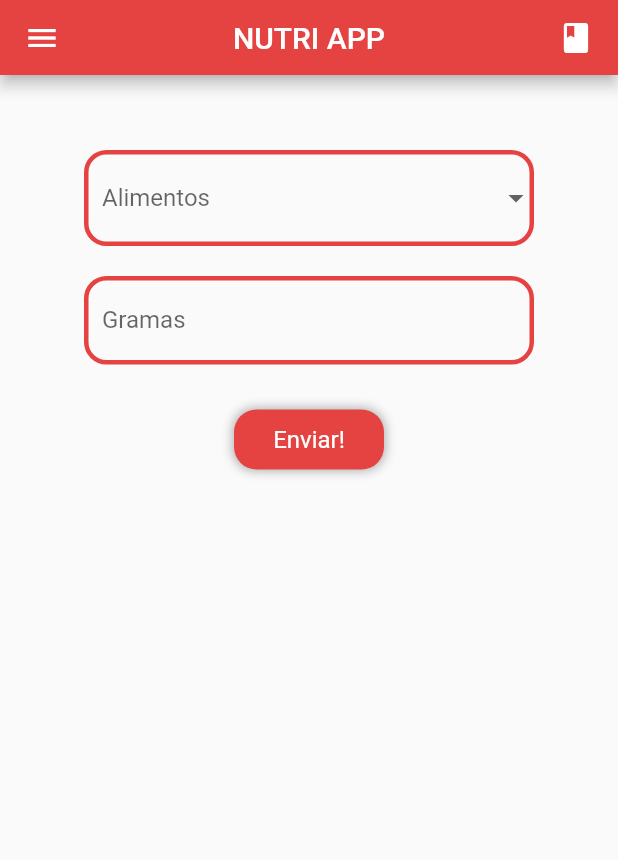
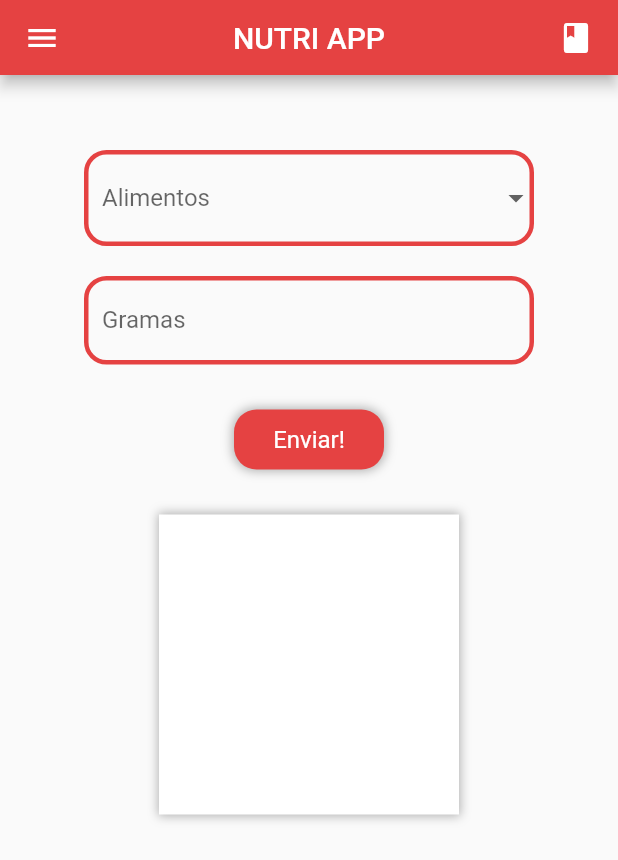
Before and after one commit to enzosakamoto/nutri-app, a Flutter app: the screen it shows after launch, on a phone screen of 412 x 824 dp. Shown: the top 860 px of the screen. Run offline on Flutter 3.47's test engine with Material 2 defaults, Android fonts, the phone set to English and light mode, and no system bars.

Commit message:
tabela nutricional widget

```diff
--- /dev/null
+++ b/lib/database/alimento/alimento.dart
@@ -0,0 +1,14 @@
+class Alimento {
+  String nome;
+  double kcal;
+  double carboidratos;
+  double proteinas;
+  double gtotais;
+  double gsaturadas;
+  double gtrans;
+  double fibra;
+  double sodio;
+
+  Alimento(this.nome, this.kcal, this.carboidratos, this.proteinas, this.gtotais,
+      this.gsaturadas, this.gtrans, this.fibra, this.sodio);
+}
--- a/lib/database/repository_mock/repository_mock.dart
+++ b/lib/database/repository_mock/repository_mock.dart
@@ -1,5 +1,11 @@
+import 'package:nutri_app/database/alimento/alimento.dart';
+
 class RepositoryMock {
-  List<String> alimentos = ['Frango', 'Arroz', 'Feijão'];
+  List<String> nomes_alimentos = ['Frango', 'Arroz', 'Feijão'];
+
+  List<Alimento> alimentos = [
+    Alimento('Frango', 159, 0, 32, 2.4, 0.9, 0, 0, 52),
+  ];
 
   RepositoryMock();
 }
--- a/lib/homepage/pages/homepage.dart
+++ b/lib/homepage/pages/homepage.dart
@@ -1,5 +1,6 @@
 import 'package:flutter/material.dart';
 import 'package:nutri_app/database/repository_mock/repository_mock.dart';
+import 'package:nutri_app/homepage/widgets/tabela_nutricional_widget.dart';
 import 'package:nutri_app/shared/themes/appcolors.dart';
 import 'package:nutri_app/shared/widgets/appbar_widget.dart';
 
@@ -14,7 +15,7 @@ class _HomepageState extends State<Homepage> {
   TextEditingController controller = TextEditingController();
   String? itemSelecionado;
   RepositoryMock repositorio = RepositoryMock();
-  bool isVisible = false;
+  bool isVisible = true;
 
   @override
   Widget build(BuildContext context) {
@@ -41,7 +42,7 @@ class _HomepageState extends State<Homepage> {
                         ),
                       ),
                       value: itemSelecionado,
-                      items: repositorio.alimentos
+                      items: repositorio.nomes_alimentos
                           .map((item) => DropdownMenuItem<String>(
                                 value: item,
                                 child: Text(
@@ -96,7 +97,6 @@ class _HomepageState extends State<Homepage> {
                           setState(() {
                             isVisible = !isVisible;
                           });
-                          print('CLICK');
                         },
                         child: const Text(
                           'Enviar!',
@@ -111,13 +111,7 @@ class _HomepageState extends State<Homepage> {
                 ),
                 Visibility(
                   visible: isVisible,
-                  child: Container(
-                    width: 200,
-                    height: 200,
-                    decoration: const BoxDecoration(
-                        image: DecorationImage(
-                            image: AssetImage('assets/images/heitor.png'))),
-                  ),
+                  child: TabelaNutricionalWidget(),
                 ),
               ],
             ),
--- /dev/null
+++ b/lib/homepage/widgets/tabela_nutricional_widget.dart
@@ -0,0 +1,23 @@
+import 'package:flutter/material.dart';
+
+class TabelaNutricionalWidget extends StatelessWidget {
+  const TabelaNutricionalWidget({Key? key}) : super(key: key);
+
+  @override
+  Widget build(BuildContext context) {
+    return Container(
+      width: 200,
+      height: 200,
+      decoration: BoxDecoration(
+        color: Colors.white,
+        boxShadow: [
+          BoxShadow(
+            color: Colors.black.withOpacity(0.3),
+            spreadRadius: 1,
+            blurRadius: 5,
+          )
+        ],
+      ),
+    );
+  }
+}
```
